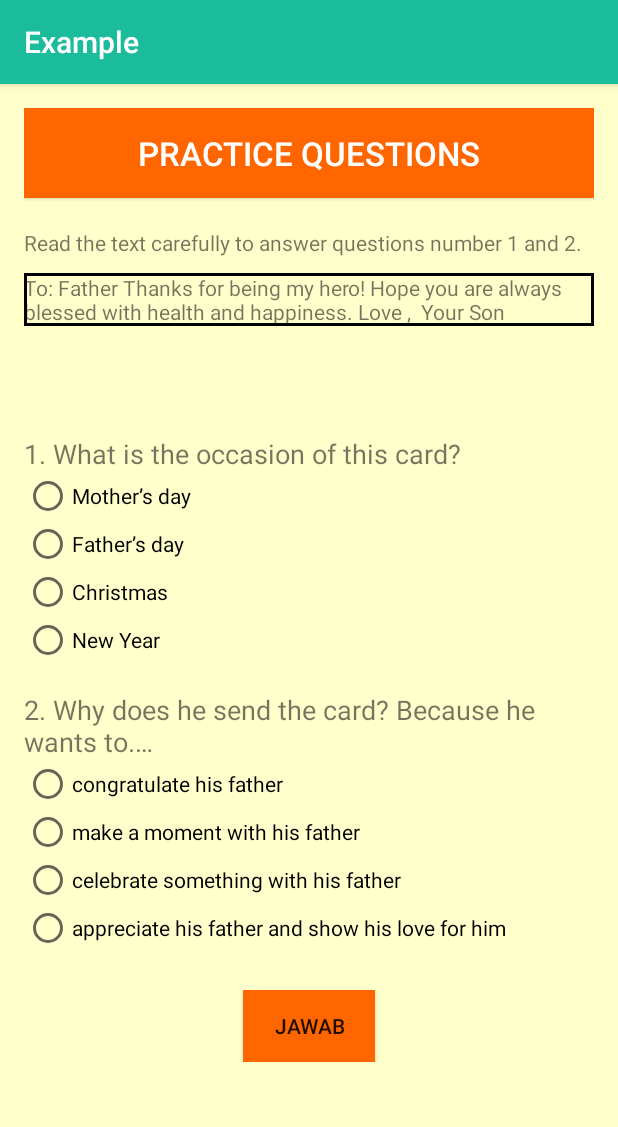
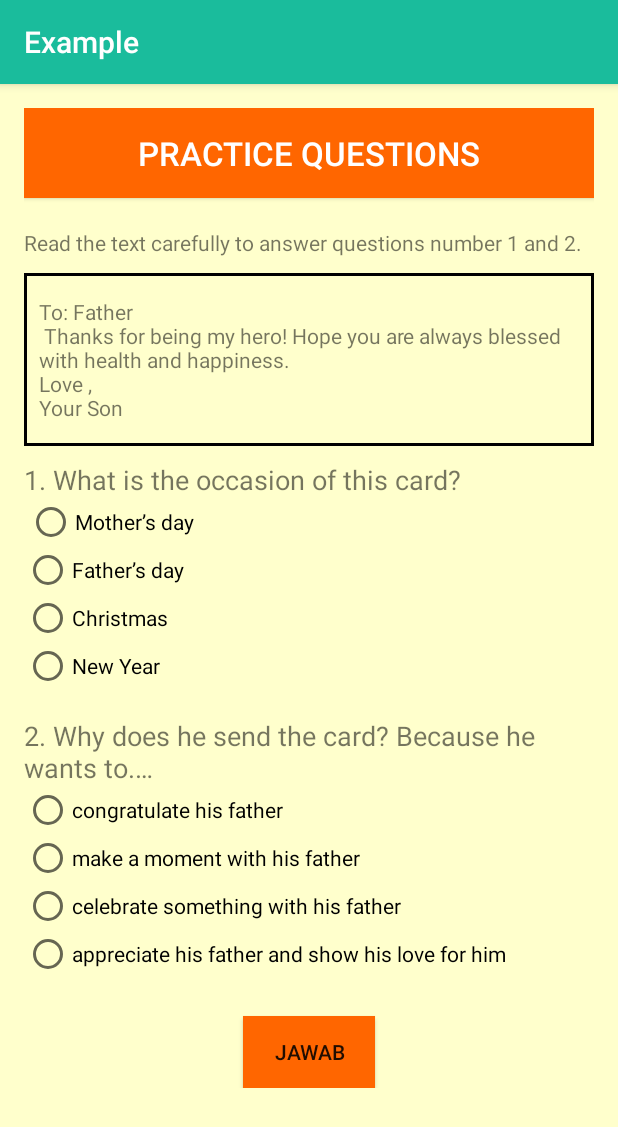
Before and after one commit to Adamalbarisyi/GreetingApps, an Android app: the ExampleActivity screen opened directly, with no data from a screen before it, on a phone screen of 412 x 824 dp. Shown: the top 1127 px of the screen. Run offline under Robolectric (Android 15) with nearby library versions, the phone set to English and light mode, and no system bars.

Commit message:
update-soal

```diff
--- a/app/src/main/java/com/rifkiadam/gryus/greatingapps/Menu/unit1/ExampleActivity.java
+++ b/app/src/main/java/com/rifkiadam/gryus/greatingapps/Menu/unit1/ExampleActivity.java
@@ -2,6 +2,11 @@ package com.rifkiadam.gryus.greatingapps.Menu.unit1;
 
 import android.support.v7.app.AppCompatActivity;
 import android.os.Bundle;
+import android.view.View;
+import android.widget.Button;
+import android.widget.RadioButton;
+import android.widget.RadioGroup;
+import android.widget.Toast;
 
 import com.rifkiadam.gryus.greatingapps.R;
 
@@ -11,5 +16,79 @@ public class ExampleActivity extends AppCompatActivity {
     protected void onCreate(Bundle savedInstanceState) {
         super.onCreate(savedInstanceState);
         setContentView(R.layout.activity_example);
+
+
+//        final RadioGroup rgSoal1 = findViewById(R.id.rg_soal1);
+//        Button btnJawab = findViewById(R.id.btnJawab);
+//        btnJawab.setOnClickListener(new View.OnClickListener() {
+//            @Override
+//            public void onClick(View v) {
+//                int id= rgSoal1.getCheckedRadioButtonId();
+//                switch (id){
+//                    case R.id.rb1A:
+//                        Toast.makeText(getApplication(), "your answer is A", Toast.LENGTH_SHORT).show();
+//                        break;
+//                    case R.id.rb1B:
+//                        Toast.makeText(getApplication(), "your answer is B", Toast.LENGTH_SHORT).show();
+//                        break;
+//                    case R.id.rb1C:
+//                        Toast.makeText(getApplication(), "your answer is C", Toast.LENGTH_SHORT).show();
+//                        break;
+//                    case  R.id.rb1D:
+//                        Toast.makeText(getApplication(), "your answer is D", Toast.LENGTH_SHORT).show();
+//                        break;
+//                }
+//            }
+//        });
+    }
+
+    public void onRadioButton1(View view) {
+        // Is the button now checked?
+        boolean checked = ((RadioButton) view).isChecked();
+
+        // Check which radio button was clicked
+        switch(view.getId()) {
+            case R.id.rb1A:
+                if (checked)
+                    Toast.makeText(getApplication(), "your answer is Correct", Toast.LENGTH_SHORT).show();
+                    break;
+            case R.id.rb1B:
+                if (checked)
+                    Toast.makeText(getApplication(), "your answer is Wrong", Toast.LENGTH_SHORT).show();
+                    break;
+            case R.id.rb1C:
+                if (checked)
+                    Toast.makeText(getApplication(), "your answer is Wrong", Toast.LENGTH_SHORT).show();
+                    break;
+            case R.id.rb1D:
+                if (checked)
+                    Toast.makeText(getApplication(), "your answer is Wrong", Toast.LENGTH_SHORT).show();
+                    break;
+        }
+    }
+
+    public void onRadioButton2(View view) {
+        // Is the button now checked?
+        boolean checked = ((RadioButton) view).isChecked();
+
+        // Check which radio button was clicked
+        switch(view.getId()) {
+            case R.id.rb2A:
+                if (checked)
+                    Toast.makeText(getApplication(), "your answer is Correct", Toast.LENGTH_SHORT).show();
+                break;
+            case R.id.rb2B:
+                if (checked)
+                    Toast.makeText(getApplication(), "your answer is Wrong", Toast.LENGTH_SHORT).show();
+                break;
+            case R.id.rb2C:
+                if (checked)
+                    Toast.makeText(getApplication(), "your answer is Wrong", Toast.LENGTH_SHORT).show();
+                break;
+            case R.id.rb2D:
+                if (checked)
+                    Toast.makeText(getApplication(), "your answer is Wrong", Toast.LENGTH_SHORT).show();
+                break;
+        }
     }
 }
--- a/app/src/main/res/drawable/textview_border.xml
+++ b/app/src/main/res/drawable/textview_border.xml
@@ -1,9 +1,7 @@
 <?xml version="1.0" encoding="utf-8"?>
-<shape xmlns:android="http://schemas.android.com/apk/res/android">
+<shape xmlns:android="http://schemas.android.com/apk/res/android"
     android:shape="rectangle">
     <stroke
+        android:width="2dp" />
 
-        android:width="2dp" />
-    />
-     />
 </shape>
--- a/app/src/main/res/layout/activity_example.xml
+++ b/app/src/main/res/layout/activity_example.xml
@@ -12,14 +12,6 @@
     android:paddingBottom="@dimen/activity_vertical_margin"
     tools:context=".Menu.unit1.ExampleActivity">
 
-    <ScrollView
-        android:layout_width="match_parent"
-        android:layout_height="wrap_content">
-
-        <RelativeLayout
-            android:id="@+id/soal1"
-            android:layout_width="match_parent"
-            android:layout_height="wrap_content">
 
     <Button
         android:id="@+id/button"
@@ -31,126 +23,154 @@
         android:text="Practice Questions"
         android:textColor="#FFFFFF"
         android:textSize="22dp" />
+
+    <ScrollView
+        android:layout_width="match_parent"
+        android:layout_height="wrap_content">
+
+        <RelativeLayout
+            android:id="@+id/soal1"
+            android:layout_width="match_parent"
+            android:layout_height="wrap_content">
+
             <TextView
                 android:layout_width="match_parent"
                 android:layout_height="match_parent"
                 android:layout_marginTop="80dp"
-                android:text="Read the text carefully to answer questions number 1 and 2."/>
+                android:text="Read the text carefully to answer questions number 1 and 2." />
 
             <TextView
+                android:id="@+id/soalBorder"
                 android:layout_width="match_parent"
                 android:layout_height="match_parent"
                 android:layout_marginTop="110dp"
                 android:background="@drawable/textview_border"
-                android:text="To: Father
-Thanks for being my hero! Hope you are always blessed with health and happiness.
-Love ,
-
-Your Son"/>
+                android:text="@string/soal1"
+                android:paddingLeft="10dp"/>
 
             <TextView
-                android:id="@+id/textView2"
+                android:id="@+id/tvSoal"
                 android:layout_width="wrap_content"
                 android:layout_height="wrap_content"
-                android:layout_below="@+id/button"
+                android:layout_below="@+id/soalBorder"
                 android:layout_alignParentStart="true"
                 android:layout_alignParentLeft="true"
-                android:layout_marginTop="158dp"
+                android:layout_marginTop="10dp"
                 android:text="1. What is the occasion of this card?"
                 android:textSize="18dp" />
 
-            <RadioButton
-                android:id="@+id/radioButton"
+            <RadioGroup
+                android:id="@+id/rg_soal1"
                 android:layout_width="wrap_content"
                 android:layout_height="wrap_content"
-                android:layout_below="@+id/textView2"
+                android:layout_below="@id/tvSoal">
+
+                <RadioButton
+                    android:id="@+id/rb1A"
+                    android:layout_width="wrap_content"
+                    android:layout_height="wrap_content"
+                    android:layout_below="@+id/tvSoal"
                     android:layout_alignParentStart="true"
                     android:layout_alignParentLeft="true"
-                android:text="Mother’s day" />
+                    android:layout_marginStart="2dp"
+                    android:layout_marginLeft="2dp"
+                    android:text="Mother’s day"
+                    android:onClick="onRadioButton1"/>
 
                 <RadioButton
-                android:id="@+id/radioButton2"
+                    android:id="@+id/rb1B"
                     android:layout_width="wrap_content"
                     android:layout_height="wrap_content"
-                android:layout_below="@+id/radioButton"
+                    android:layout_below="@+id/rb1A"
                     android:layout_alignParentStart="true"
                     android:layout_alignParentLeft="true"
-                android:text="Father’s day" />
+                    android:text="Father’s day"
+                    android:onClick="onRadioButton1"/>
 
                 <RadioButton
-                android:id="@+id/radioButton3"
+                    android:id="@+id/rb1C"
                     android:layout_width="wrap_content"
                     android:layout_height="wrap_content"
-                android:layout_below="@+id/radioButton2"
+                    android:layout_below="@+id/rb1B"
                     android:layout_alignParentStart="true"
                     android:layout_alignParentLeft="true"
-                android:text="Christmas" />
+                    android:text="Christmas"
+                    android:onClick="onRadioButton1"/>
 
                 <RadioButton
-                android:id="@+id/radioButton4"
+                    android:id="@+id/rb1D"
                     android:layout_width="wrap_content"
                     android:layout_height="wrap_content"
-                android:layout_below="@+id/radioButton3"
+                    android:layout_below="@+id/rb1C"
                     android:layout_alignParentStart="true"
                     android:layout_alignParentLeft="true"
-                android:text="New Year" />
-
+                    android:text="New Year"
+                    android:onClick="onRadioButton1"/>
+            </RadioGroup>
 
             <TextView
                 android:id="@+id/textView3"
                 android:layout_width="wrap_content"
                 android:layout_height="wrap_content"
-                android:layout_below="@+id/radioButton4"
+                android:layout_below="@+id/rg_soal1"
                 android:layout_alignParentStart="true"
                 android:layout_alignParentLeft="true"
                 android:layout_marginTop="18dp"
-                android:text="2. Why does he send the card? Because he wants to.…"
+                android:text="@string/soal2"
                 android:textSize="18dp" />
 
-            <RadioButton
-                android:id="@+id/radioButton5"
+            <RadioGroup
+                android:id="@+id/rg_soal2"
                 android:layout_width="wrap_content"
                 android:layout_height="wrap_content"
-                android:layout_below="@+id/textView3"
+                android:layout_below="@id/textView3">
+
+            <RadioButton
+                android:id="@+id/rb2A"
+                android:layout_width="wrap_content"
+                android:layout_height="wrap_content"
+                android:layout_below="@+id/textView4"
                 android:layout_alignParentStart="true"
                 android:layout_alignParentLeft="true"
-                android:text="congratulate his father" />
+                android:text="congratulate his father"
+                android:onClick="onRadioButton2"/>
 
             <RadioButton
-                android:id="@+id/radioButton6"
+                android:id="@+id/rb2B"
                 android:layout_width="wrap_content"
                 android:layout_height="wrap_content"
-                android:layout_below="@+id/radioButton5"
+                android:layout_below="@+id/rb2A"
                 android:layout_alignParentStart="true"
                 android:layout_alignParentLeft="true"
-                android:text="make a moment with his father" />
+                android:text="make a moment with his father"
+                android:onClick="onRadioButton2"/>
 
             <RadioButton
-                android:id="@+id/radioButton7"
+                android:id="@+id/rb2C"
                 android:layout_width="wrap_content"
                 android:layout_height="wrap_content"
-                android:layout_below="@+id/radioButton6"
+                android:layout_below="@+id/rb2B"
                 android:layout_alignParentStart="true"
                 android:layout_alignParentLeft="true"
-                android:text="celebrate something with his father" />
+                android:text="celebrate something with his father"
+                android:onClick="onRadioButton2"/>
 
             <RadioButton
-                android:id="@+id/radioButton8"
+                android:id="@+id/rb2D"
                 android:layout_width="wrap_content"
                 android:layout_height="wrap_content"
-                android:layout_below="@+id/radioButton7"
+                android:layout_below="@+id/rb2C"
                 android:layout_alignParentStart="true"
                 android:layout_alignParentLeft="true"
-                android:text="appreciate his father and show his love for him" />
+                android:text="appreciate his father and show his love for him"
+                android:onClick="onRadioButton2"/>
 
-
-
-
+            </RadioGroup>
             <Button
-                android:id="@+id/button112"
+                android:id="@+id/btnJawab"
                 android:layout_width="wrap_content"
                 android:layout_height="wrap_content"
-                android:layout_below="@+id/radioButton8"
+                android:layout_below="@+id/rg_soal2"
                 android:layout_centerHorizontal="true"
                 android:layout_marginTop="25dp"
                 android:background="#FF6600"
--- a/app/src/main/res/values/strings.xml
+++ b/app/src/main/res/values/strings.xml
@@ -10,7 +10,17 @@
     <string name="contoh">Example</string>
     <string name="beranda">Home</string>
     <string name="soal">Practice Questions</string>
+    <string name="soal1">\nTo: Father \n Thanks for being my hero! Hope you are always blessed with health and happiness. \nLove , \nYour Son\n"</string>
 
+
+
+
+
+
+
+    <string name="soal2">2. Why does he send the card? Because he wants to.…</string>
     <!-- TODO: Remove or change this placeholder text -->
     <string name="hello_blank_fragment">Hello blank fragment</string>
+
+
 </resources>
```
Lines whose indentation alone changed are shown as unchanged.
